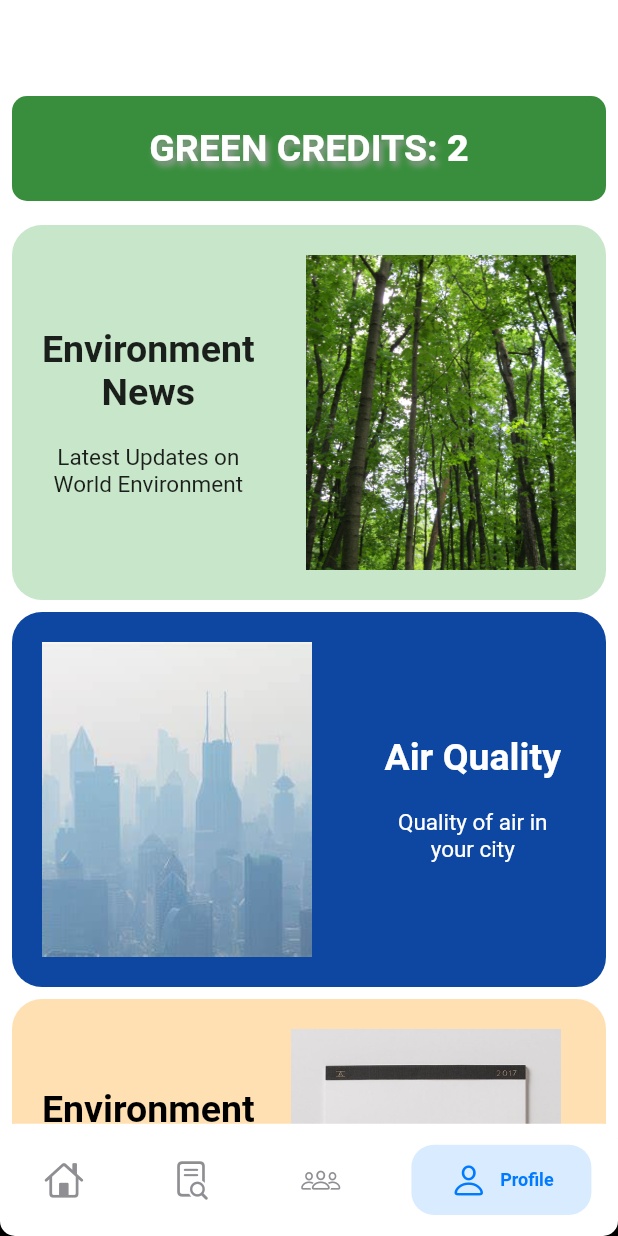
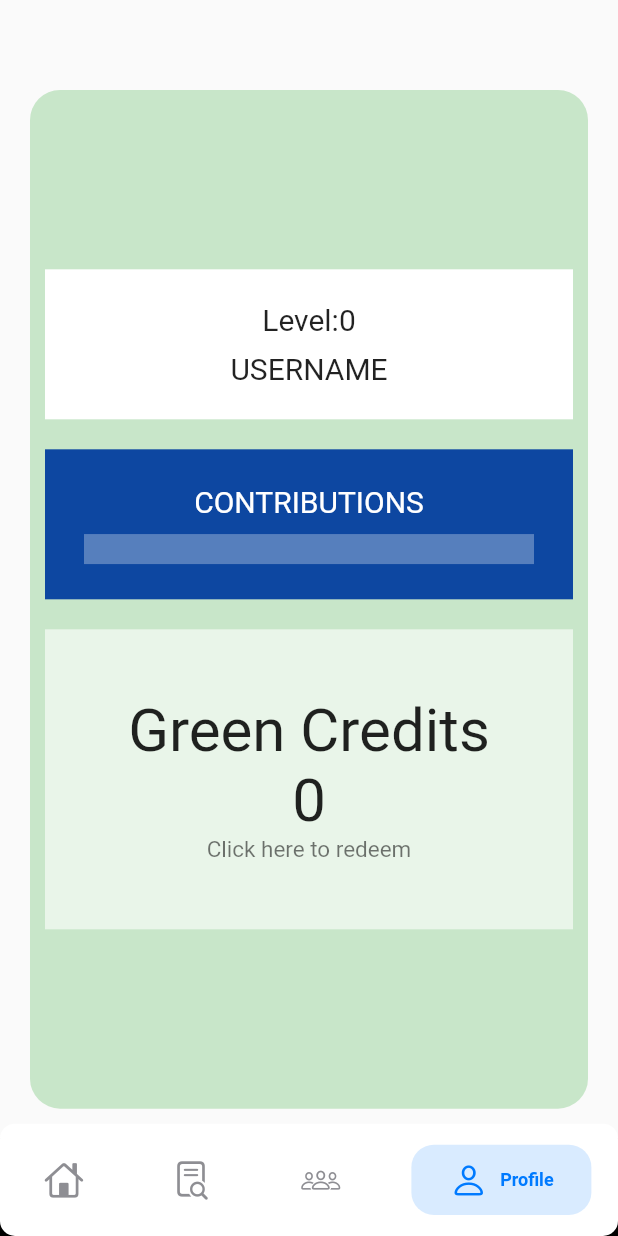
Before and after one commit to shubham64mehta/GreenOMedia, a Flutter app: the Bottom widget shown alone on an empty page, opened directly, item 4 of the bottom bar chosen, on a phone screen of 412 x 824 dp. Run offline on Flutter 3.47's test engine with Material 2 defaults, Android fonts, the phone set to English and light mode, and no system bars; drawn by our look-alikes of persistent_bottom_nav_bar; our stand-ins replace delayed_display, firebase_auth, firebase_database, firebase_storage, fluttertoast, geolocator and 6 more; missing offline and left inert: geocoder, razorpay_flutter; accounts and stored records are empty.

Commit message:
Profile Page and minor UI updates

```diff
--- a/greenomedia/lib/Homescreen/homescreen.dart
+++ b/greenomedia/lib/Homescreen/homescreen.dart
@@ -4,6 +4,7 @@ import 'package:flutter/cupertino.dart';
 import 'package:flutter/material.dart';
 import 'package:google_fonts/google_fonts.dart';
 import 'package:greenomedia/Global/global.dart';
+import 'package:greenomedia/calendar/Calendar.dart';
 
 DatabaseReference _databaseReference;
 
@@ -22,7 +23,7 @@ class _HomeState extends State<Home> {
         a = 2;
       });
     }
-
+    print(name);
     print(a);
   }
 
@@ -185,6 +186,11 @@ class _HomeState extends State<Home> {
               ),
               Padding(
                 padding: const EdgeInsets.fromLTRB(8, 0, 8, 8),
+                child: GestureDetector(
+                  onTap: () {
+                    Navigator.push(context,
+                        MaterialPageRoute(builder: (context) => Calendar()));
+                  },
                   child: Container(
                     height: 250,
                     decoration: BoxDecoration(
@@ -232,6 +238,7 @@ class _HomeState extends State<Home> {
                     ),
                   ),
                 ),
+              ),
             ],
           ),
         ),
--- /dev/null
+++ b/greenomedia/lib/Profile.dart
@@ -0,0 +1,118 @@
+import 'package:flutter/material.dart';
+
+class Profile extends StatefulWidget {
+  @override
+  _ProfileState createState() => _ProfileState();
+}
+
+class _ProfileState extends State<Profile> {
+  @override
+  Widget build(BuildContext context) {
+    return Scaffold(
+      body: Padding(
+        padding: const EdgeInsets.fromLTRB(20, 60, 20, 20),
+        child: Container(
+          decoration: BoxDecoration(
+              color: Colors.green[100],
+              borderRadius: BorderRadius.all(Radius.circular(20))),
+          child: Column(
+            mainAxisAlignment: MainAxisAlignment.center,
+            children: [
+              Padding(
+                padding: const EdgeInsets.all(10.0),
+                child: Container(
+                  height: 100,
+                  color: Colors.white,
+                  child: Column(
+                    mainAxisAlignment: MainAxisAlignment.center,
+                    children: [
+                      Row(
+                        mainAxisAlignment: MainAxisAlignment.center,
+                        children: [
+                          Text(
+                            "Level:",
+                            style: TextStyle(fontSize: 20),
+                          ),
+                          Text(
+                            "0",
+                            style: TextStyle(fontSize: 20),
+                          ),
+                        ],
+                      ),
+                      SizedBox(
+                        height: 10,
+                      ),
+                      Row(
+                        mainAxisAlignment: MainAxisAlignment.center,
+                        children: [
+                          Text(
+                            "USERNAME",
+                            style: TextStyle(fontSize: 20),
+                          ),
+                        ],
+                      )
+                    ],
+                  ),
+                ),
+              ),
+              Padding(
+                padding: const EdgeInsets.all(10.0),
+                child: Container(
+                  height: 100,
+                  width: 400,
+                  color: Colors.blue[900],
+                  child: Center(
+                    child: Column(
+                      mainAxisAlignment: MainAxisAlignment.center,
+                      children: [
+                        Text(
+                          "CONTRIBUTIONS",
+                          style: TextStyle(color: Colors.white, fontSize: 20),
+                        ),
+                        SizedBox(
+                          height: 10,
+                        ),
+                        Container(
+                          width: 300,
+                          height: 20,
+                          color: Colors.white30,
+                        )
+                      ],
+                    ),
+                  ),
+                ),
+              ),
+              Padding(
+                padding: const EdgeInsets.all(10.0),
+                child: Container(
+                  height: 200,
+                  width: 400,
+                  color: Colors.white60,
+                  child: Center(
+                    child: Column(
+                      mainAxisAlignment: MainAxisAlignment.center,
+                      children: [
+                        Text(
+                          "Green Credits",
+                          style: TextStyle(fontSize: 40),
+                        ),
+                        Text(
+                          "0",
+                          style: TextStyle(fontSize: 40),
+                        ),
+                        Text(
+                          "Click here to redeem",
+                          style: TextStyle(fontSize: 15, color: Colors.black54),
+                        ),
+                      ],
+                    ),
+                  ),
+                ),
+              )
+            ],
+          ),
+        ),
+      ),
+    );
+  }
+}
--- a/greenomedia/lib/bottomnavbaaar/bottombar.dart
+++ b/greenomedia/lib/bottomnavbaaar/bottombar.dart
@@ -5,6 +5,7 @@ import 'package:greenomedia/Community/community.dart';
 import 'package:greenomedia/Homescreen/homescreen.dart';
 import 'package:hexcolor/hexcolor.dart';
 import 'package:persistent_bottom_nav_bar/persistent-tab-view.dart';
+import 'package:greenomedia/Profile.dart';
 
 class Bottom extends StatefulWidget {
   @override
@@ -16,7 +17,7 @@ class _BottomState extends State<Bottom> {
       PersistentTabController(initialIndex: 0);
 
   List<Widget> _buildScreens() {
-    return [Home(), Activity(), Community(), Home()];
+    return [Home(), Activity(), Community(), Profile()];
   }
 
   List<PersistentBottomNavBarItem> _navBarsItems() {
```
Also changed, not shown: greenomedia/lib/calendar/Calendar.dart (added, +188 -0 lines), 2 other files. Lines whose indentation alone changed are shown as unchanged.
